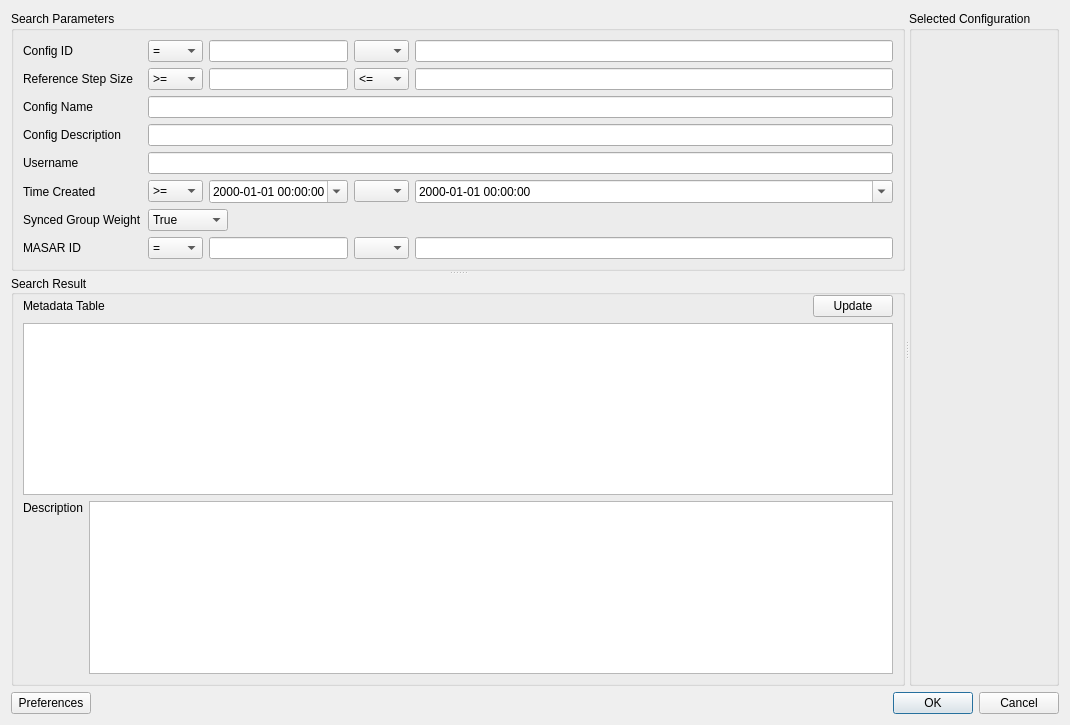
First picture: the form in aphla/gui/TinkerUtils/ui_tinkerConfigDBSelector.ui, repository NSLS-II/aphla, before the edit.
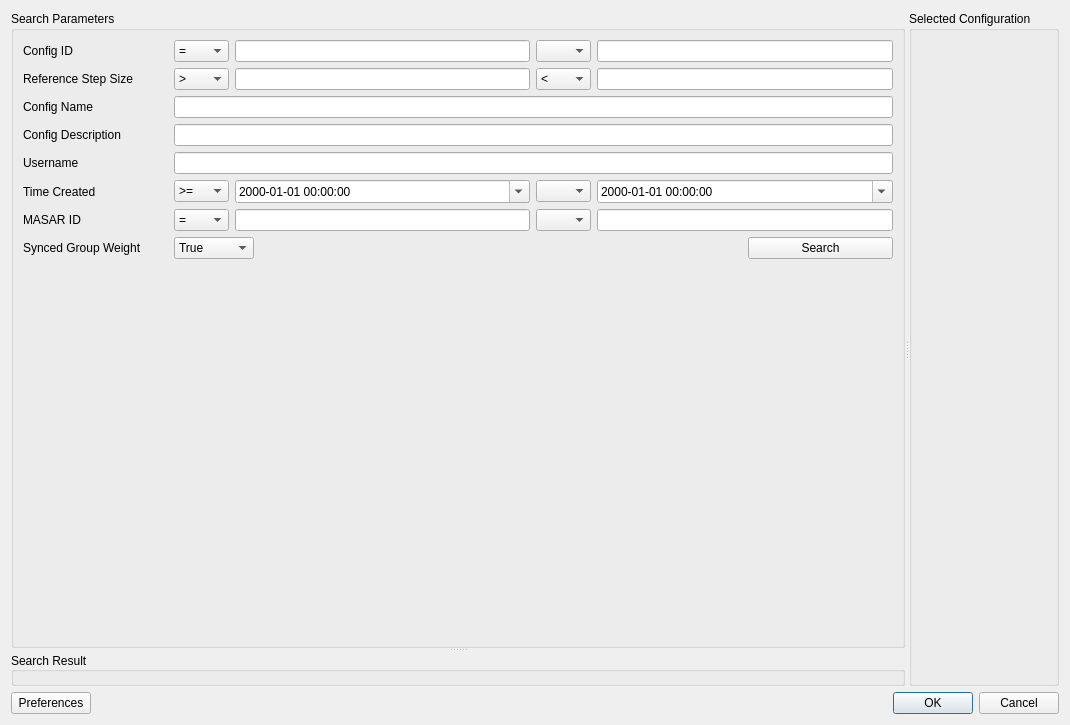
Second picture: the form after the edit.

Commit message: config DB selector working with partial search capability

What changed in the file:
```diff
--- a/aphla/gui/TinkerUtils/ui_tinkerConfigDBSelector.ui
+++ b/aphla/gui/TinkerUtils/ui_tinkerConfigDBSelector.ui
@@ -27,7 +27,7 @@
        <property name="title">
         <string>Search Parameters</string>
        </property>
-       <layout class="QGridLayout" name="gridLayout_4">
+       <layout class="QGridLayout" name="gridLayout">
         <item row="0" column="0">
          <widget class="QLabel" name="label">
           <property name="text">
@@ -113,7 +113,7 @@
           </item>
          </widget>
         </item>
-        <item row="0" column="5">
+        <item row="0" column="5" colspan="2">
          <widget class="QLineEdit" name="lineEdit_config_id_2"/>
         </item>
         <item row="1" column="0">
@@ -138,7 +138,7 @@
            </size>
           </property>
           <property name="currentIndex">
-           <number>2</number>
+           <number>1</number>
           </property>
           <item>
            <property name="text">
@@ -147,17 +147,12 @@
           </item>
           <item>
            <property name="text">
-            <string>=</string>
+            <string>&gt;</string>
            </property>
           </item>
           <item>
            <property name="text">
-            <string>&gt;=</string>
-           </property>
-          </item>
-          <item>
-           <property name="text">
-            <string>&lt;=</string>
+            <string>&lt;</string>
            </property>
           </item>
          </widget>
@@ -180,7 +175,7 @@
            </size>
           </property>
           <property name="currentIndex">
-           <number>3</number>
+           <number>2</number>
           </property>
           <item>
            <property name="text">
@@ -194,17 +189,12 @@
           </item>
           <item>
            <property name="text">
-            <string>&gt;=</string>
-           </property>
-          </item>
-          <item>
-           <property name="text">
-            <string>&lt;=</string>
+            <string>&lt;</string>
            </property>
           </item>
          </widget>
         </item>
-        <item row="1" column="5">
+        <item row="1" column="5" colspan="2">
          <widget class="QLineEdit" name="lineEdit_ref_step_size_2"/>
         </item>
         <item row="2" column="0">
@@ -214,7 +204,7 @@
           </property>
          </widget>
         </item>
-        <item row="2" column="1" colspan="5">
+        <item row="2" column="1" colspan="6">
          <widget class="QLineEdit" name="lineEdit_config_name"/>
         </item>
         <item row="3" column="0">
@@ -224,7 +214,7 @@
           </property>
          </widget>
         </item>
-        <item row="3" column="1" colspan="5">
+        <item row="3" column="1" colspan="6">
          <widget class="QLineEdit" name="lineEdit_config_description"/>
         </item>
         <item row="4" column="0">
@@ -234,7 +224,7 @@
           </property>
          </widget>
         </item>
-        <item row="4" column="1" colspan="5">
+        <item row="4" column="1" colspan="6">
          <widget class="QLineEdit" name="lineEdit_username"/>
         </item>
         <item row="5" column="0">
@@ -329,7 +319,7 @@
           </item>
          </widget>
         </item>
-        <item row="5" column="5">
+        <item row="5" column="5" colspan="2">
          <widget class="QDateTimeEdit" name="dateTimeEdit_time_created_2">
           <property name="displayFormat">
            <string>yyyy-MM-dd HH:mm:ss</string>
@@ -340,13 +330,101 @@
          </widget>
         </item>
         <item row="6" column="0">
+         <widget class="QLabel" name="label_9">
+          <property name="text">
+           <string>MASAR ID</string>
+          </property>
+         </widget>
+        </item>
+        <item row="6" column="1">
+         <widget class="QComboBox" name="comboBox_masar_id_1">
+          <property name="minimumSize">
+           <size>
+            <width>55</width>
+            <height>0</height>
+           </size>
+          </property>
+          <property name="maximumSize">
+           <size>
+            <width>46</width>
+            <height>16777215</height>
+           </size>
+          </property>
+          <property name="currentIndex">
+           <number>1</number>
+          </property>
+          <item>
+           <property name="text">
+            <string/>
+           </property>
+          </item>
+          <item>
+           <property name="text">
+            <string>=</string>
+           </property>
+          </item>
+          <item>
+           <property name="text">
+            <string>&gt;=</string>
+           </property>
+          </item>
+          <item>
+           <property name="text">
+            <string>&lt;=</string>
+           </property>
+          </item>
+         </widget>
+        </item>
+        <item row="6" column="2" colspan="2">
+         <widget class="QLineEdit" name="lineEdit_masar_id_1"/>
+        </item>
+        <item row="6" column="4">
+         <widget class="QComboBox" name="comboBox_masar_id_2">
+          <property name="minimumSize">
+           <size>
+            <width>55</width>
+            <height>0</height>
+           </size>
+          </property>
+          <property name="maximumSize">
+           <size>
+            <width>46</width>
+            <height>16777215</height>
+           </size>
+          </property>
+          <item>
+           <property name="text">
+            <string/>
+           </property>
+          </item>
+          <item>
+           <property name="text">
+            <string>=</string>
+           </property>
+          </item>
+          <item>
+           <property name="text">
+            <string>&gt;=</string>
+           </property>
+          </item>
+          <item>
+           <property name="text">
+            <string>&lt;=</string>
+           </property>
+          </item>
+         </widget>
+        </item>
+        <item row="6" column="5" colspan="2">
+         <widget class="QLineEdit" name="lineEdit_masar_id_2"/>
+        </item>
+        <item row="7" column="0">
          <widget class="QLabel" name="label_7">
           <property name="text">
            <string>Synced Group Weight</string>
           </property>
          </widget>
         </item>
-        <item row="6" column="1" colspan="2">
+        <item row="7" column="1" colspan="2">
          <widget class="QComboBox" name="comboBox_synced_group_weight">
           <property name="minimumSize">
            <size>
@@ -386,7 +464,7 @@
           </item>
          </widget>
         </item>
-        <item row="6" column="3" colspan="3">
+        <item row="7" column="3" colspan="3">
          <spacer name="horizontalSpacer_3">
           <property name="orientation">
            <enum>Qt::Horizontal</enum>
@@ -399,93 +477,25 @@
           </property>
          </spacer>
         </item>
-        <item row="7" column="0">
-         <widget class="QLabel" name="label_9">
+        <item row="7" column="6">
+         <widget class="QPushButton" name="pushButton_search">
           <property name="text">
-           <string>MASAR ID</string>
+           <string>Search</string>
           </property>
          </widget>
         </item>
-        <item row="7" column="1">
-         <widget class="QComboBox" name="comboBox_masar_id_1">
-          <property name="minimumSize">
-           <size>
-            <width>55</width>
-            <height>0</height>
-           </size>
+        <item row="8" column="3">
+         <spacer name="verticalSpacer">
+          <property name="orientation">
+           <enum>Qt::Vertical</enum>
           </property>
-          <property name="maximumSize">
+          <property name="sizeHint" stdset="0">
            <size>
-            <width>46</width>
-            <height>16777215</height>
+            <width>20</width>
+            <height>303</height>
            </size>
           </property>
-          <property name="currentIndex">
-           <number>1</number>
-          </property>
-          <item>
-           <property name="text">
-            <string/>
-           </property>
-          </item>
-          <item>
-           <property name="text">
-            <string>=</string>
-           </property>
-          </item>
-          <item>
-           <property name="text">
-            <string>&gt;=</string>
-           </property>
-          </item>
-          <item>
-           <property name="text">
-            <string>&lt;=</string>
-           </property>
-          </item>
-         </widget>
-        </item>
-        <item row="7" column="2" colspan="2">
-         <widget class="QLineEdit" name="lineEdit_masar_id_1"/>
-        </item>
-        <item row="7" column="4">
-         <widget class="QComboBox" name="comboBox_masar_id_2">
-          <property name="minimumSize">
-           <size>
-            <width>55</width>
-            <height>0</height>
-           </size>
-          </property>
-          <property name="maximumSize">
-           <size>
-            <width>46</width>
-            <height>16777215</height>
-           </size>
-          </property>
-          <item>
-           <property name="text">
-            <string/>
-           </property>
-          </item>
-          <item>
-           <property name="text">
-            <string>=</string>
-           </property>
-          </item>
-          <item>
-           <property name="text">
-            <string>&gt;=</string>
-           </property>
-          </item>
-          <item>
-           <property name="text">
-            <string>&lt;=</string>
-           </property>
-          </item>
-         </widget>
-        </item>
-        <item row="7" column="5">
-         <widget class="QLineEdit" name="lineEdit_masar_id_2"/>
+         </spacer>
         </item>
        </layout>
       </widget>
@@ -502,72 +512,6 @@
        <property name="checkable">
         <bool>false</bool>
        </property>
-       <layout class="QGridLayout" name="gridLayout_2">
-        <property name="topMargin">
-         <number>0</number>
-        </property>
-        <item row="0" column="0">
-         <widget class="QLabel" name="label_10">
-          <property name="text">
-           <string>Metadata Table</string>
-          </property>
-         </widget>
-        </item>
-        <item row="0" column="1">
-         <spacer name="horizontalSpacer_2">
-          <property name="orientation">
-           <enum>Qt::Horizontal</enum>
-          </property>
-          <property name="sizeHint" stdset="0">
-           <size>
-            <width>464</width>
-            <height>20</height>
-           </size>
-          </property>
-         </spacer>
-        </item>
-        <item row="0" column="2">
-         <widget class="QPushButton" name="pushButton_update_search">
-          <property name="text">
-           <string>Update</string>
-          </property>
-         </widget>
-        </item>
-        <item row="1" column="0" colspan="3">
-         <widget class="QTableView" name="tableView_config_meta"/>
-        </item>
-        <item row="2" column="0" colspan="3">
-         <layout class="QGridLayout" name="gridLayout">
-          <item row="0" column="0">
-           <widget class="QLabel" name="label_2">
-            <property name="text">
-             <string>Description</string>
-            </property>
-           </widget>
-          </item>
-          <item row="0" column="1" rowspan="2">
-           <widget class="QTextEdit" name="textEdit">
-            <property name="readOnly">
-             <bool>true</bool>
-            </property>
-           </widget>
-          </item>
-          <item row="1" column="0">
-           <spacer name="verticalSpacer">
-            <property name="orientation">
-             <enum>Qt::Vertical</enum>
-            </property>
-            <property name="sizeHint" stdset="0">
-             <size>
-              <width>20</width>
-              <height>40</height>
-             </size>
-            </property>
-           </spacer>
-          </item>
-         </layout>
-        </item>
-       </layout>
       </widget>
      </widget>
      <widget class="QGroupBox" name="groupBox_selected_conf">
```
Left out of the diff: 62 changed lines with no effect on the pictures. The commit also changes 11 other files.
